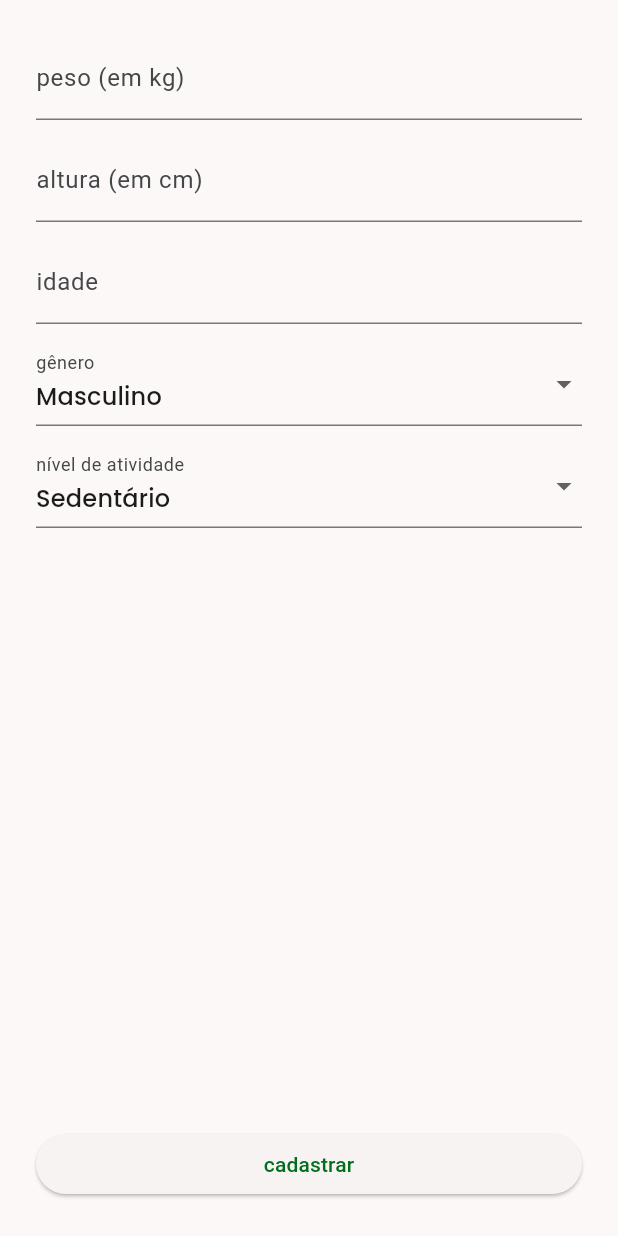
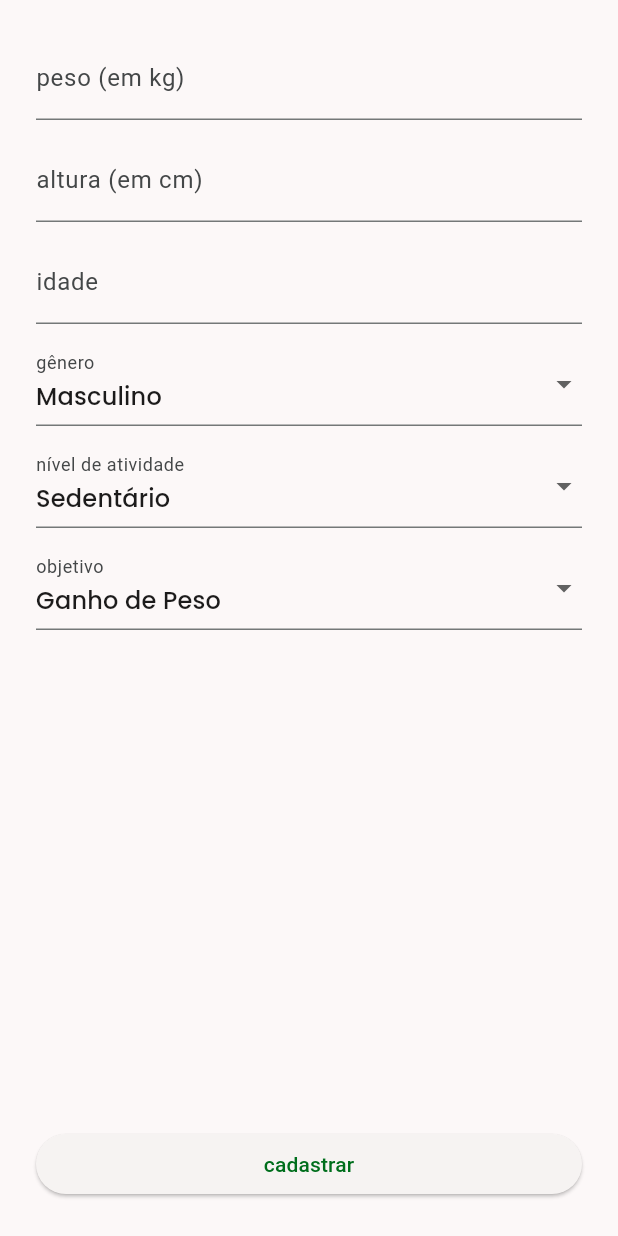
Before and after one commit to tiagors09/calorie_way, a Flutter app: the PersonalDataForm screen opened directly, on a phone screen of 412 x 824 dp. Run offline on Flutter 3.47's test engine with Material 3 defaults, Android fonts, the phone set to English and light mode, and no system bars; our stand-ins replace google_fonts, shared_preferences; accounts and stored records are empty.

Commit message:
feat(lib/widgets): :sparkles: Add goals dropdown menu

```diff
--- a/lib/widgets/personal_data_form.dart
+++ b/lib/widgets/personal_data_form.dart
@@ -2,6 +2,7 @@
 
 import 'package:calorie_way/enums/activity_level.dart';
 import 'package:calorie_way/enums/genders.dart';
+import 'package:calorie_way/enums/goals.dart';
 import 'package:calorie_way/widgets/calorie_way_dropdown_menu.dart';
 import 'package:flutter/material.dart';
 import 'package:calorie_way/controllers/personal_data_form_controller.dart';
@@ -51,6 +52,7 @@ class PersonalDataForm extends StatelessWidget with PersonalDataFormController {
               margin: const EdgeInsets.only(bottom: 12),
               child: TextFormField(
                 validator: ageValidator,
+                onSaved: (value) => ageOnSaved(value, formData),
                 decoration: InputDecoration(
                   label: Text(ageLabel),
                 ),
@@ -81,6 +83,17 @@ class PersonalDataForm extends StatelessWidget with PersonalDataFormController {
                 ),
               ),
             ),
+            Container(
+              margin: const EdgeInsets.only(bottom: 12),
+              child: CalorieWayDropdownMenu<Goals>(
+                title: goalsLabel,
+                items: goals,
+                validator: goalValidator,
+                onSaved: (value) => goalOnSaved(value, formData),
+                initalValue: Goals.weightGain,
+                onChanged: (value) => goalOnChanged(value, formData),
+              ),
+            ),
           ],
         ),
       ),
```
